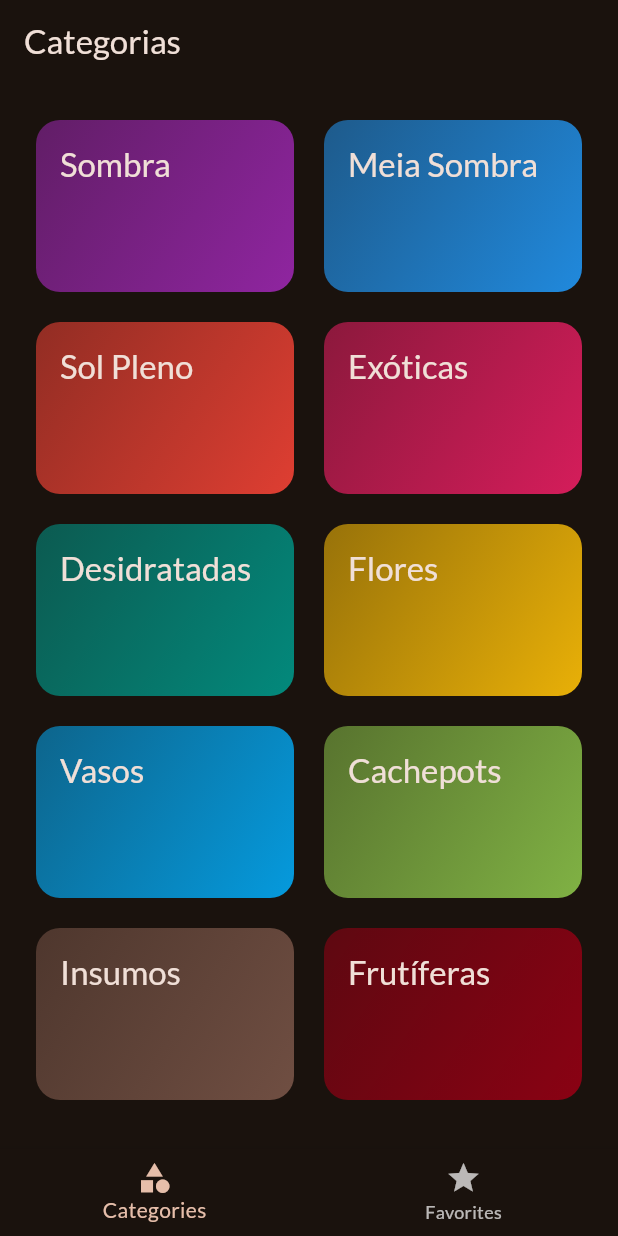
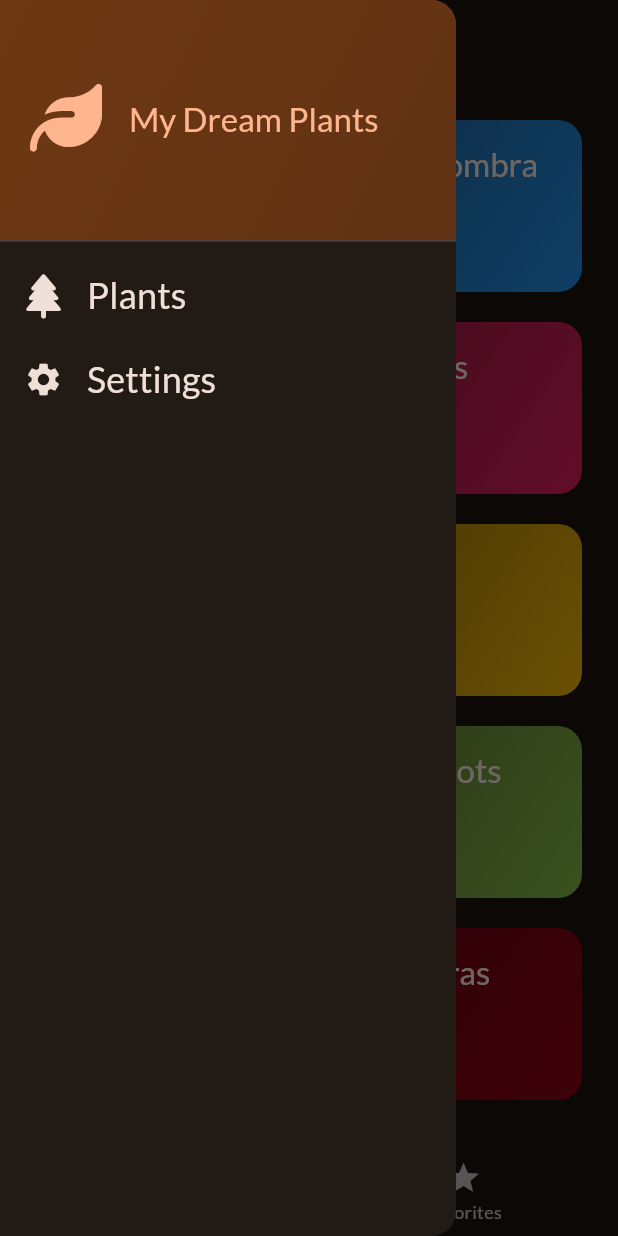
Before and after one commit to lfkodama/plants, a Flutter app: the screen it shows after launch, with the side drawer open (before the commit the screen has no drawer), on a phone screen of 412 x 824 dp. Run offline on Flutter 3.47's test engine with Material 3 defaults, Android fonts, the phone set to English and light mode, and no system bars; our stand-ins replace font_awesome_flutter, google_fonts, transparent_image.

Commit message:
Side Drawer

```diff
--- a/lib/screens/tabs.dart
+++ b/lib/screens/tabs.dart
@@ -2,6 +2,7 @@
 import 'package:plants/screens/categories.dart';
 import 'package:plants/screens/plants.dart';
 import 'package:plants/models/plant.dart';
+import 'package:plants/widgets/main_drawer.dart';
 
 class TabsScreen extends StatefulWidget {
   const TabsScreen({super.key});
@@ -62,6 +63,7 @@
 
     return Scaffold(
       appBar: AppBar(title: Text(activePageTitle)),
+      drawer: MainDrawer(),
       body: activePage,
       bottomNavigationBar: BottomNavigationBar(
         onTap: _selectPage,
--- /dev/null
+++ b/lib/widgets/main_drawer.dart
@@ -0,0 +1,77 @@
+import 'package:flutter/material.dart';
+import 'package:font_awesome_flutter/font_awesome_flutter.dart';
+
+class MainDrawer extends StatelessWidget {
+  const MainDrawer({super.key});
+
+  @override
+  Widget build(BuildContext context) {
+    return Drawer(
+      child: Column(
+        children: [
+          DrawerHeader(
+            padding: EdgeInsets.all(20),
+            decoration: BoxDecoration(
+              gradient: LinearGradient(
+                colors: [
+                  Theme.of(context).colorScheme.primaryContainer,
+                  Theme.of(
+                    context,
+                  ).colorScheme.primaryContainer.withOpacity(0.8),
+                ],
+                begin: Alignment.topLeft,
+                end: Alignment.bottomRight,
+              ),
+            ),
+            child: Row(
+              children: [
+                Icon(
+                  FontAwesomeIcons.leaf,
+                  size: 48,
+                  color: Theme.of(context).colorScheme.primary,
+                ),
+                SizedBox(width: 18),
+                Text(
+                  'My Dream Plants',
+                  style: Theme.of(context).textTheme.titleLarge!.copyWith(
+                    color: Theme.of(context).colorScheme.primary,
+                  ),
+                ),
+              ],
+            ),
+          ),
+          ListTile(
+            leading: Icon(
+              FontAwesomeIcons.tree,
+              size: 26,
+              color: Theme.of(context).colorScheme.onBackground,
+            ),
+            title: Text(
+              'Plants',
+              style: Theme.of(context).textTheme.titleSmall!.copyWith(
+                color: Theme.of(context).colorScheme.onBackground,
+                fontSize: 24,
+              ),
+            ),
+            onTap: () {},
+          ),
+          ListTile(
+            leading: Icon(
+              Icons.settings,
+              size: 26,
+              color: Theme.of(context).colorScheme.onBackground,
+            ),
+            title: Text(
+              'Settings',
+              style: Theme.of(context).textTheme.titleSmall!.copyWith(
+                color: Theme.of(context).colorScheme.onBackground,
+                fontSize: 24,
+              ),
+            ),
+            onTap: () {},
+          ),
+        ],
+      ),
+    );
+  }
+}
```
